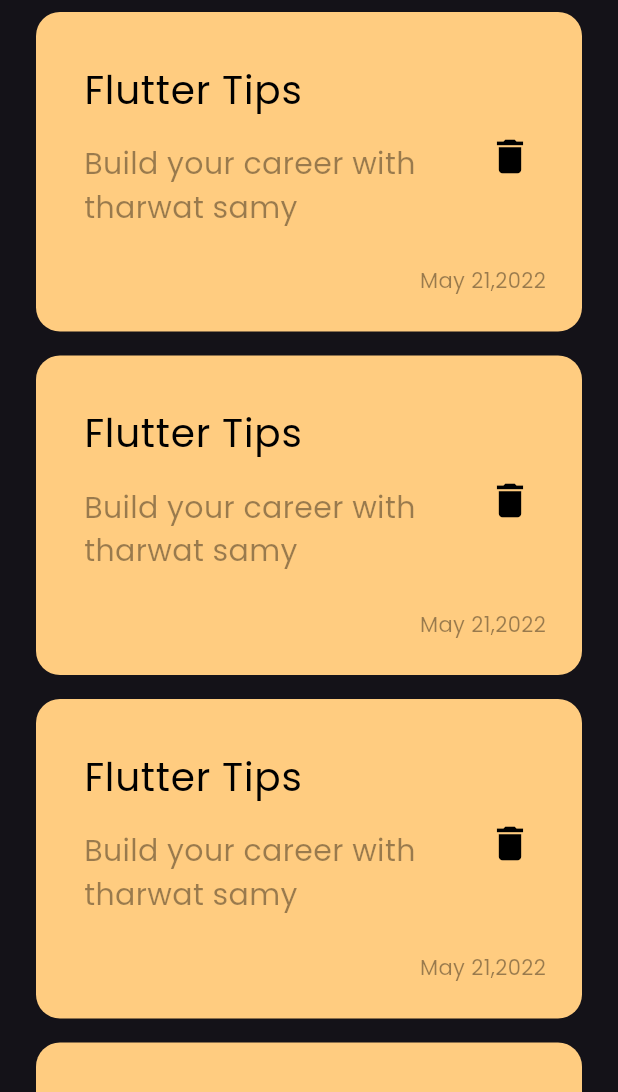
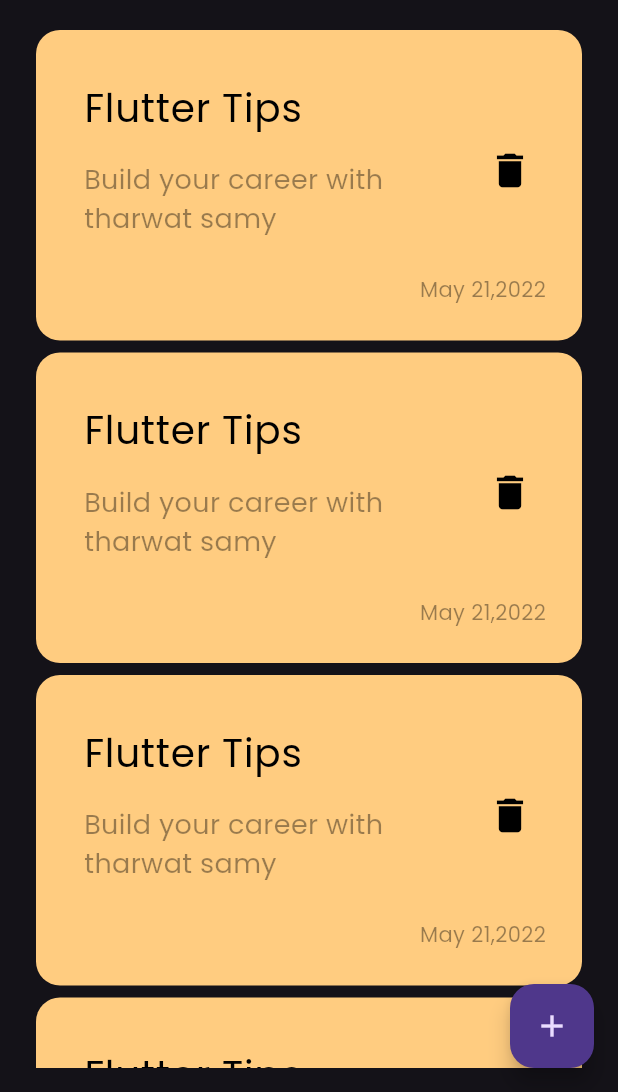
Before and after one commit to EngMohammed123/notes_app, a Flutter app: the screen it shows after launch, on a phone screen of 412 x 824 dp, the part 144-1236 px from its top. Run offline on Flutter 3.47's test engine with Material 3 defaults, Android fonts, the phone set to English and light mode, and no system bars.

Commit message:
note view ui done

```diff
--- /dev/null
+++ b/lib/constants.dart
@@ -0,0 +1,3 @@
+import 'package:flutter/animation.dart';
+
+const kPrimaryColor = Color(0xff62FCD7);
--- a/lib/main.dart
+++ b/lib/main.dart
@@ -11,9 +11,9 @@ class MyApp extends StatelessWidget {
   @override
   Widget build(BuildContext context) {
     return MaterialApp(
-      theme: ThemeData(brightness: Brightness.dark ,
-          fontFamily: 'Poppins'
-      ),      home: const NotesView(),
+      debugShowCheckedModeBanner: false,
+      theme: ThemeData(brightness: Brightness.dark, fontFamily: 'Poppins'),
+      home: const NotesView(),
     );
   }
 }
--- a/lib/views/notes_view.dart
+++ b/lib/views/notes_view.dart
@@ -1,12 +1,28 @@
 import 'package:flutter/material.dart';
 import 'package:flutter/src/foundation/key.dart';
 import 'package:flutter/src/widgets/framework.dart';
+import 'package:notes_app/views/widgets/add_note_bottom_sheet.dart';
 import 'package:notes_app/views/widgets/notes_view_body.dart';
+
 class NotesView extends StatelessWidget {
   const NotesView({Key? key}) : super(key: key);
+
   @override
   Widget build(BuildContext context) {
-    return const Scaffold(
+    return Scaffold(
+      floatingActionButton: FloatingActionButton(
+        onPressed: () {
+          showModalBottomSheet(
+              shape: RoundedRectangleBorder(
+                borderRadius: BorderRadius.circular(16),
+              ),
+              context: context,
+              builder: (context) {
+                return const AddNoteBottomSheet();
+              });
+        },
+        child: const Icon(Icons.add),
+      ),
       body: NotesViewBody(),
     );
   }
--- a/lib/views/widgets/custom_app_bar.dart
+++ b/lib/views/widgets/custom_app_bar.dart
@@ -2,19 +2,26 @@ import 'package:flutter/material.dart';
 import 'custom_icon.dart';
 
 class CustomAppBar extends StatelessWidget {
-  const CustomAppBar({Key? key}) : super(key: key);
+  const CustomAppBar({Key? key, required this.title, required this.icon})
+      : super(key: key);
+
+  final String title;
+  final IconData icon;
+
   @override
   Widget build(BuildContext context) {
     return Row(
       mainAxisAlignment: MainAxisAlignment.spaceBetween,
-      children: const [
+      children: [
         Text(
-          'Notes',
-          style: TextStyle(
+          title,
+          style: const TextStyle(
             fontSize: 28,
           ),
         ),
-        CustomIcon(),
+        CustomIcon(
+          icon: icon,
+        ),
       ],
     );
   }
--- a/lib/views/widgets/custom_icon.dart
+++ b/lib/views/widgets/custom_icon.dart
@@ -1,7 +1,9 @@
 import 'package:flutter/material.dart';
 
 class CustomIcon extends StatelessWidget {
-  const CustomIcon({Key? key}) : super(key: key);
+  const CustomIcon({Key? key, required this.icon}) : super(key: key);
+  final IconData icon;
+
   @override
   Widget build(BuildContext context) {
     return Container(
@@ -12,8 +14,8 @@ class CustomIcon extends StatelessWidget {
           borderRadius: BorderRadius.circular(16)),
       child: IconButton(
         onPressed: () {},
-        icon: const Icon(
-          Icons.search,
+        icon: Icon(
+          icon,
           size: 28,
         ),
       ),
--- a/lib/views/widgets/note_item.dart
+++ b/lib/views/widgets/note_item.dart
@@ -1,11 +1,22 @@
 import 'package:flutter/material.dart';
+
+import 'package:notes_app/views/edit_note_view.dart';
 
 class NoteItem extends StatelessWidget {
   const NoteItem({Key? key}) : super(key: key);
 
   @override
   Widget build(BuildContext context) {
-    return Container(
+    return GestureDetector(
+      onTap: () {
+        Navigator.push(
+          context,
+          MaterialPageRoute(builder: (context) {
+            return const EditNoteView();
+          }),
+        );
+      },
+      child: Container(
         decoration: BoxDecoration(
           color: const Color(0xffFFCC80),
           borderRadius: BorderRadius.circular(16),
@@ -27,7 +38,7 @@ class NoteItem extends StatelessWidget {
                 child: Text(
                   'Build your career with tharwat samy',
                   style: TextStyle(
-                  fontSize: 20,
+                    fontSize: 18,
                     color: Colors.black.withOpacity(.4),
                   ),
                 ),
@@ -52,6 +63,7 @@ class NoteItem extends StatelessWidget {
             )
           ],
         ),
+      ),
     );
   }
 }
--- a/lib/views/widgets/notes_list_view.dart
+++ b/lib/views/widgets/notes_list_view.dart
@@ -7,11 +7,16 @@ class NotesListView extends StatelessWidget {
 
   @override
   Widget build(BuildContext context) {
-    return ListView.builder(itemBuilder: (context, index) {
-      return const Padding(
-        padding: EdgeInsets.symmetric(vertical: 8),
-        child: NoteItem(),
-      );
-    });
+    return Padding(
+      padding: const EdgeInsets.symmetric(vertical: 16),
+      child: ListView.builder(
+          padding: EdgeInsets.zero,
+          itemBuilder: (context, index) {
+            return const Padding(
+              padding: EdgeInsets.symmetric(vertical: 4),
+              child: NoteItem(),
+            );
+          }),
+    );
   }
 }
--- a/lib/views/widgets/notes_view_body.dart
+++ b/lib/views/widgets/notes_view_body.dart
@@ -2,8 +2,10 @@ import 'package:flutter/material.dart';
 import 'package:notes_app/views/widgets/note_item.dart';
 import 'package:notes_app/views/widgets/notes_list_view.dart';
 import 'custom_app_bar.dart';
+
 class NotesViewBody extends StatelessWidget {
   const NotesViewBody({Key? key}) : super(key: key);
+
   @override
   Widget build(BuildContext context) {
     return Padding(
@@ -13,8 +15,13 @@ class NotesViewBody extends StatelessWidget {
           SizedBox(
             height: 50,
           ),
-          CustomAppBar(),
-          Expanded(child: NotesListView()),
+          CustomAppBar(
+            title: 'Notes',
+            icon: Icons.search,
+          ),
+          Expanded(
+            child: NotesListView(),
+          ),
         ],
       ),
     );
```
Also changed, not shown: lib/views/edit_note_view.dart (added, +14 -0 lines), lib/views/widgets/add_note_bottom_sheet.dart (added, +40 -0 lines), lib/views/widgets/custom_button.dart (added, +30 -0 lines), lib/views/widgets/custom_text_field.dart (added, +36 -0 lines), lib/views/widgets/edit_view_body.dart (added, +36 -0 lines). Lines whose indentation alone changed are shown as unchanged.
